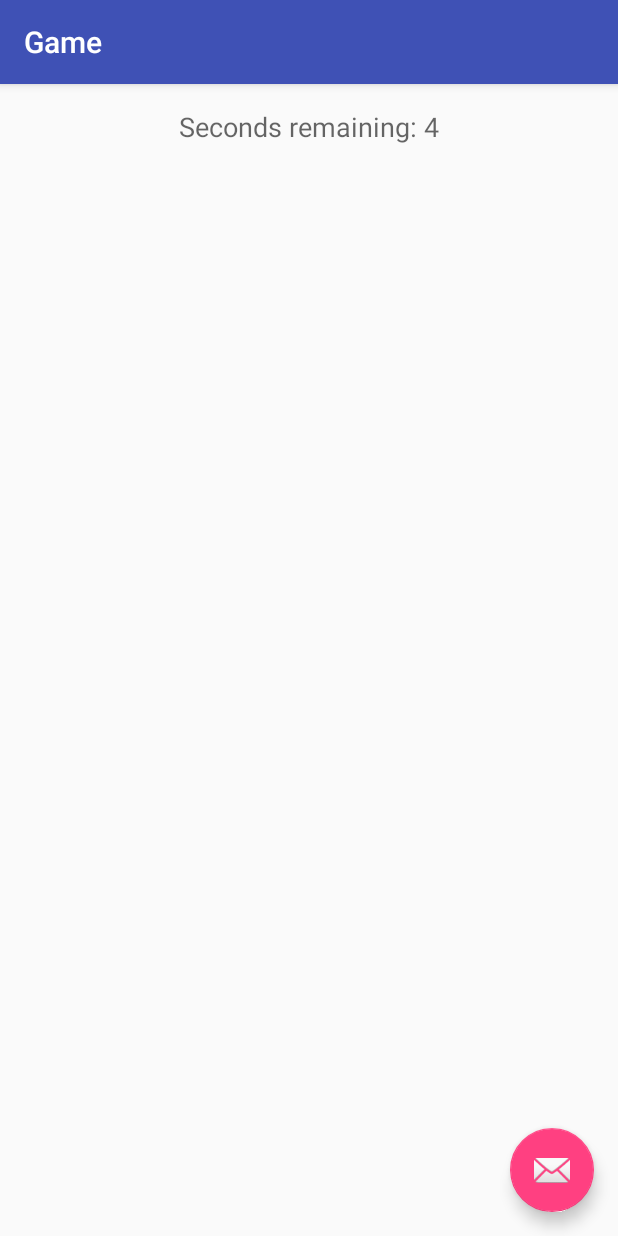
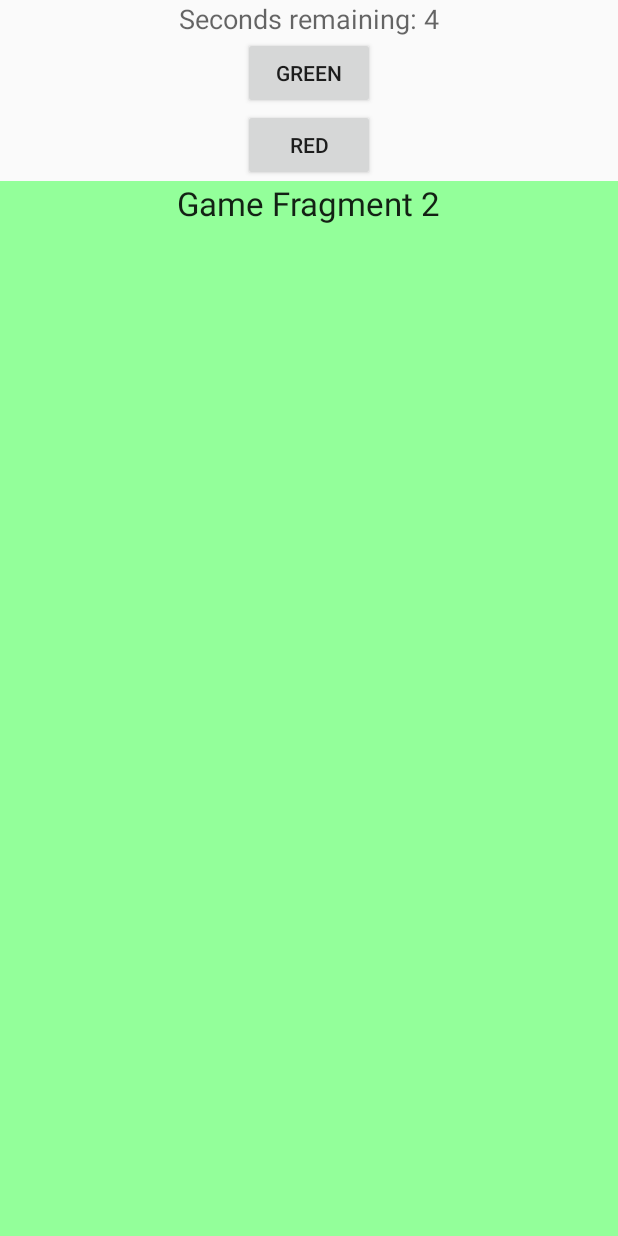
Before and after one commit to dodlaz/Mimic, an Android app: the GameActivity screen opened directly, with no data from a screen before it, on a phone screen of 412 x 824 dp. Run offline under Robolectric (Android 15) with nearby library versions, the phone set to English and light mode, and no system bars.

Commit message:
Frames working now, started on Button game

```diff
--- a/app/src/main/java/com/example/dodlaz/mimic/GameActivity.java
+++ b/app/src/main/java/com/example/dodlaz/mimic/GameActivity.java
@@ -2,8 +2,9 @@ package com.example.dodlaz.mimic;
 
 import android.os.Bundle;
 import android.os.CountDownTimer;
-import android.support.design.widget.FloatingActionButton;
-import android.support.design.widget.Snackbar;
+import android.support.v4.app.Fragment;
+import android.support.v4.app.FragmentManager;
+import android.support.v4.app.FragmentTransaction;
 import android.support.v7.app.AppCompatActivity;
 import android.support.v7.widget.Toolbar;
 import android.view.View;
@@ -20,18 +21,20 @@ public class GameActivity extends AppCompatActivity {
         Toolbar toolbar = (Toolbar) findViewById(R.id.toolbar);
         setSupportActionBar(toolbar);
 
-        FloatingActionButton fab = (FloatingActionButton) findViewById(R.id.fab);
-        fab.setOnClickListener(new View.OnClickListener() {
-            @Override
-            public void onClick(View view) {
-                Snackbar.make(view, "Replace with your own action", Snackbar.LENGTH_LONG)
-                        .setAction("Action", null).show();
-            }
-        });
-
         game_textview_timer = (TextView) findViewById(R.id.game_textview_timer);
 
-        new CountDownTimer(5000, 1000) {
+
+        Fragment fragment = new GameFragment2();
+        FragmentManager manager = getSupportFragmentManager();
+        FragmentTransaction transaction = manager.beginTransaction();
+        transaction.replace(R.id.fragment_game, fragment);
+        transaction.commit();
+
+        mCountDownTimer.start();
+    }
+
+
+    CountDownTimer mCountDownTimer = new CountDownTimer(5000, 1000) {
 
         public void onTick(long millisUntilFinished) {
             game_textview_timer.setText(
@@ -41,12 +44,36 @@ public class GameActivity extends AppCompatActivity {
         }
 
         public void onFinish() {
+            Fragment fragment = new GameFragmentButton();
+            FragmentManager manager = getSupportFragmentManager();
+            FragmentTransaction transaction = manager.beginTransaction();
+            transaction.add(R.id.fragment_game, fragment);
+            transaction.commit();
             game_textview_timer.setText(getApplicationContext()
                             .getResources()
                             .getString(R.string.game_over)
             );
         }
-        }.start();
+
+    };
+
+
+    public void back(View view) {
+        mCountDownTimer.start();
+        Fragment fragment = new GameFragment2();
+        FragmentManager manager = getSupportFragmentManager();
+        FragmentTransaction transaction = manager.beginTransaction();
+        transaction.replace(R.id.fragment_game, fragment);
+        transaction.commit();
     }
 
+    public void red(View view) {
+        Fragment fragment = new GameFragmentButton();
+        FragmentManager manager = getSupportFragmentManager();
+        FragmentTransaction transaction = manager.beginTransaction();
+        transaction.replace(R.id.fragment_game, fragment);
+        transaction.commit();
     }
+
+
+}
--- /dev/null
+++ b/app/src/main/java/com/example/dodlaz/mimic/GameFragment2.java
@@ -0,0 +1,23 @@
+package com.example.dodlaz.mimic;
+
+import android.os.Bundle;
+import android.support.v4.app.Fragment;
+import android.view.LayoutInflater;
+import android.view.View;
+import android.view.ViewGroup;
+
+/**
+ * Created by dodlaz on 2016-04-07.
+ */
+public class GameFragment2 extends Fragment {
+    public GameFragment2(){
+
+    }
+
+    @Override
+    public View onCreateView(LayoutInflater inflater, ViewGroup container, Bundle savedInstanceState) {
+        View rootView = inflater.inflate(R.layout.gamefragment2, container, false);
+
+        return rootView;
+    }
+}
--- a/app/src/main/java/com/example/dodlaz/mimic/MainActivity.java
+++ b/app/src/main/java/com/example/dodlaz/mimic/MainActivity.java
@@ -5,9 +5,9 @@ import android.content.DialogInterface;
 import android.content.Intent;
 import android.content.SharedPreferences;
 import android.net.Uri;
+import android.os.Bundle;
 import android.preference.PreferenceManager;
 import android.support.v7.app.AppCompatActivity;
-import android.os.Bundle;
 import android.view.Menu;
 import android.view.MenuItem;
 import android.view.View;
--- a/app/src/main/java/com/example/dodlaz/mimic/SettingsActivity.java
+++ b/app/src/main/java/com/example/dodlaz/mimic/SettingsActivity.java
@@ -8,7 +8,6 @@ import android.support.design.widget.Snackbar;
 import android.support.v7.app.AppCompatActivity;
 import android.support.v7.widget.Toolbar;
 import android.view.View;
-import android.widget.CheckBox;
 import android.widget.CompoundButton;
 import android.widget.Switch;
 
--- a/app/src/main/res/layout/activity_game.xml
+++ b/app/src/main/res/layout/activity_game.xml
@@ -1,6 +1,5 @@
 <?xml version="1.0" encoding="utf-8"?>
 <android.support.design.widget.CoordinatorLayout xmlns:android="http://schemas.android.com/apk/res/android"
-    xmlns:app="http://schemas.android.com/apk/res-auto"
     xmlns:tools="http://schemas.android.com/tools"
     android:layout_width="match_parent"
     android:layout_height="match_parent"
@@ -9,26 +8,10 @@
 
     <android.support.design.widget.AppBarLayout
         android:layout_width="match_parent"
-        android:layout_height="wrap_content"
-        android:theme="@style/AppTheme.AppBarOverlay">
-
-        <android.support.v7.widget.Toolbar
-            android:id="@+id/toolbar"
-            android:layout_width="match_parent"
-            android:layout_height="?attr/actionBarSize"
-            android:background="?attr/colorPrimary"
-            app:popupTheme="@style/AppTheme.PopupOverlay" />
-
+        android:layout_height="wrap_content">
     </android.support.design.widget.AppBarLayout>
 
     <include layout="@layout/content_game" />
 
-    <android.support.design.widget.FloatingActionButton
-        android:id="@+id/fab"
-        android:layout_width="wrap_content"
-        android:layout_height="wrap_content"
-        android:layout_gravity="bottom|end"
-        android:layout_margin="@dimen/fab_margin"
-        android:src="@android:drawable/ic_dialog_email" />
 
 </android.support.design.widget.CoordinatorLayout>
--- a/app/src/main/res/layout/content_game.xml
+++ b/app/src/main/res/layout/content_game.xml
@@ -1,24 +1,44 @@
 <?xml version="1.0" encoding="utf-8"?>
-<RelativeLayout xmlns:android="http://schemas.android.com/apk/res/android"
-    xmlns:app="http://schemas.android.com/apk/res-auto"
-    xmlns:tools="http://schemas.android.com/tools"
+<FrameLayout xmlns:android="http://schemas.android.com/apk/res/android"
     android:layout_width="match_parent"
-    android:layout_height="match_parent"
-    android:paddingBottom="@dimen/activity_vertical_margin"
-    android:paddingLeft="@dimen/activity_horizontal_margin"
-    android:paddingRight="@dimen/activity_horizontal_margin"
-    android:paddingTop="@dimen/activity_vertical_margin"
-    app:layout_behavior="@string/appbar_scrolling_view_behavior"
-    tools:context=".GameActivity"
-    tools:showIn="@layout/activity_game">
+    android:layout_height="match_parent">
+
+    <LinearLayout
+        android:id="@+id/linearlayout_game"
+        android:layout_width="match_parent"
+        android:layout_height="match_parent"
+        android:orientation="vertical">
+
+        <TextView
+            android:id="@+id/game_textview_timer"
+            android:layout_width="wrap_content"
+            android:layout_height="wrap_content"
+            android:layout_alignParentTop="true"
+            android:layout_centerHorizontal="true"
+            android:layout_gravity="center_horizontal"
+            android:text="@string/n_sec"
+            android:textAppearance="?android:attr/textAppearanceMedium" />
 
 
-    <TextView
-        android:layout_width="wrap_content"
-        android:layout_height="wrap_content"
-        android:textAppearance="?android:attr/textAppearanceMedium"
-        android:text="@string/n_sec"
-        android:id="@+id/game_textview_timer"
-        android:layout_alignParentTop="true"
-        android:layout_centerHorizontal="true" />
-</RelativeLayout>
+        <Button
+            android:id="@+id/button"
+            android:layout_width="wrap_content"
+            android:layout_height="wrap_content"
+            android:layout_gravity="center"
+            android:onClick="back"
+            android:text="Green" />
+
+        <Button
+            android:id="@+id/button2"
+            android:layout_width="wrap_content"
+            android:layout_height="wrap_content"
+            android:layout_gravity="center"
+            android:onClick="red"
+            android:text="Red" />
+
+        <FrameLayout
+            android:id="@+id/fragment_game"
+            android:layout_width="match_parent"
+            android:layout_height="match_parent"></FrameLayout>
+    </LinearLayout>
+</FrameLayout>
--- /dev/null
+++ b/app/src/main/res/layout/gamefragment2.xml
@@ -0,0 +1,14 @@
+<?xml version="1.0" encoding="utf-8"?>
+<LinearLayout xmlns:android="http://schemas.android.com/apk/res/android"
+    android:layout_width="match_parent"
+    android:layout_height="match_parent"
+    android:gravity="top|center"
+    android:background="#93ff9a">
+
+    <TextView
+        android:layout_width="wrap_content"
+        android:layout_height="wrap_content"
+        android:textAppearance="?android:attr/textAppearanceLarge"
+        android:text="Game Fragment 2"
+        android:id="@+id/textView" />
+</LinearLayout>
--- a/app/src/main/res/values/strings.xml
+++ b/app/src/main/res/values/strings.xml
@@ -24,4 +24,5 @@
     <string name="n_sec">N sec</string>
     <string name="sec_remaining">Seconds remaining</string>
     <string name="game_over">Game Over</string>
+    <string name="button_game_text">Press the button saying</string>
 </resources>
```
Also changed, not shown: app/src/main/java/com/example/dodlaz/mimic/GameFragmentButton.java (added, +24 -0 lines), app/src/main/res/layout/gamefragment_button.xml (added, +41 -0 lines). Lines whose indentation alone changed are shown as unchanged.
